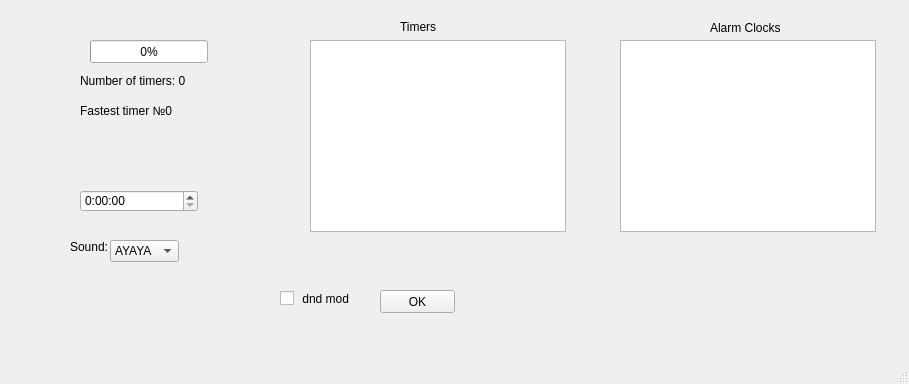
Old version of the form Lab2/mainwindow.ui in the repository P34R/oop_2_1.
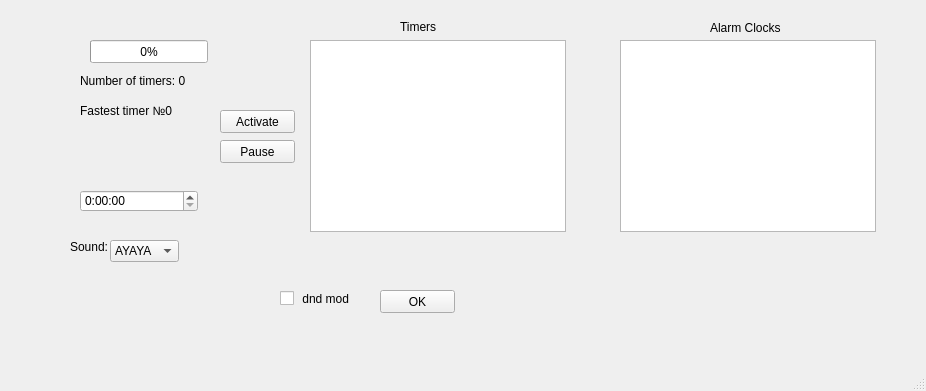
New version of the form.

Commit message:
Added QSound, buttons
Added QSound
Added buttons: Pause, Start
Edited Delete
No Edit (cause edit it's delete + add new with new time)

```diff
--- a/Lab2/mainwindow.ui
+++ b/Lab2/mainwindow.ui
@@ -6,8 +6,8 @@
    <rect>
     <x>0</x>
     <y>0</y>
-    <width>909</width>
-    <height>384</height>
+    <width>926</width>
+    <height>391</height>
    </rect>
   </property>
   <property name="windowTitle">
@@ -180,6 +180,32 @@
      <string>Alarm Clocks</string>
     </property>
    </widget>
+   <widget class="QPushButton" name="pushButton_2">
+    <property name="geometry">
+     <rect>
+      <x>220</x>
+      <y>110</y>
+      <width>75</width>
+      <height>23</height>
+     </rect>
+    </property>
+    <property name="text">
+     <string>Activate</string>
+    </property>
+   </widget>
+   <widget class="QPushButton" name="pushButton_3">
+    <property name="geometry">
+     <rect>
+      <x>220</x>
+      <y>140</y>
+      <width>75</width>
+      <height>23</height>
+     </rect>
+    </property>
+    <property name="text">
+     <string>Pause</string>
+    </property>
+   </widget>
   </widget>
   <widget class="QMenuBar" name="menubar">
    <property name="geometry">
```
Left out of the diff: 2 changed lines with no effect on the pictures. The commit also changes 2 other files.
